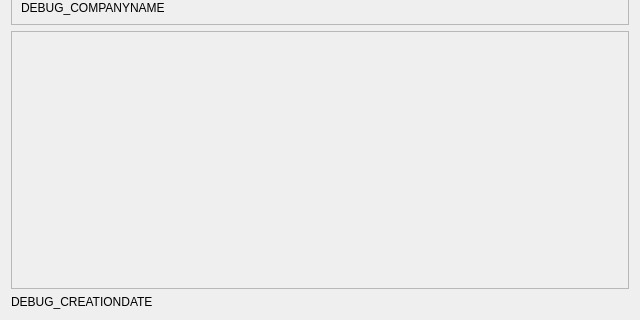
Above: src/GUI/ContactInfo/ContactInfo.ui from Yaon-C2H8N2/Projet-CDAA before the change; both pictures show x 0 to 640 and y 160 to 480 of the 640 by 480 pixel window. Below: the same form after it.
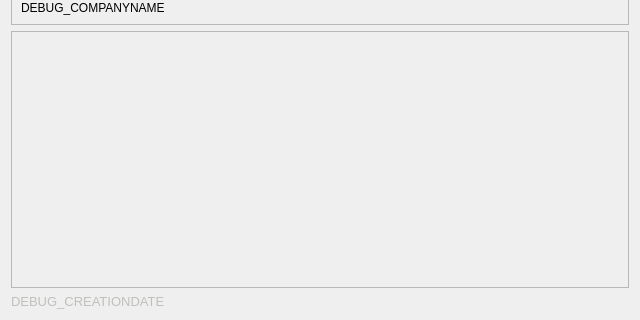
That is the form after the change.

The edit to the form file:
```diff
--- a/src/GUI/ContactInfo/ContactInfo.ui
+++ b/src/GUI/ContactInfo/ContactInfo.ui
@@ -99,7 +99,7 @@
         <x>0</x>
         <y>0</y>
         <width>620</width>
-        <height>215</height>
+        <height>218</height>
        </rect>
       </property>
      </widget>
@@ -107,6 +107,14 @@
    </item>
    <item>
     <widget class="QLabel" name="creationDateLabel">
+     <property name="font">
+      <font>
+       <pointsize>10</pointsize>
+      </font>
+     </property>
+     <property name="styleSheet">
+      <string notr="true">color: rgb(192, 191, 188);</string>
+     </property>
      <property name="text">
       <string>DEBUG_CREATIONDATE</string>
      </property>
```
